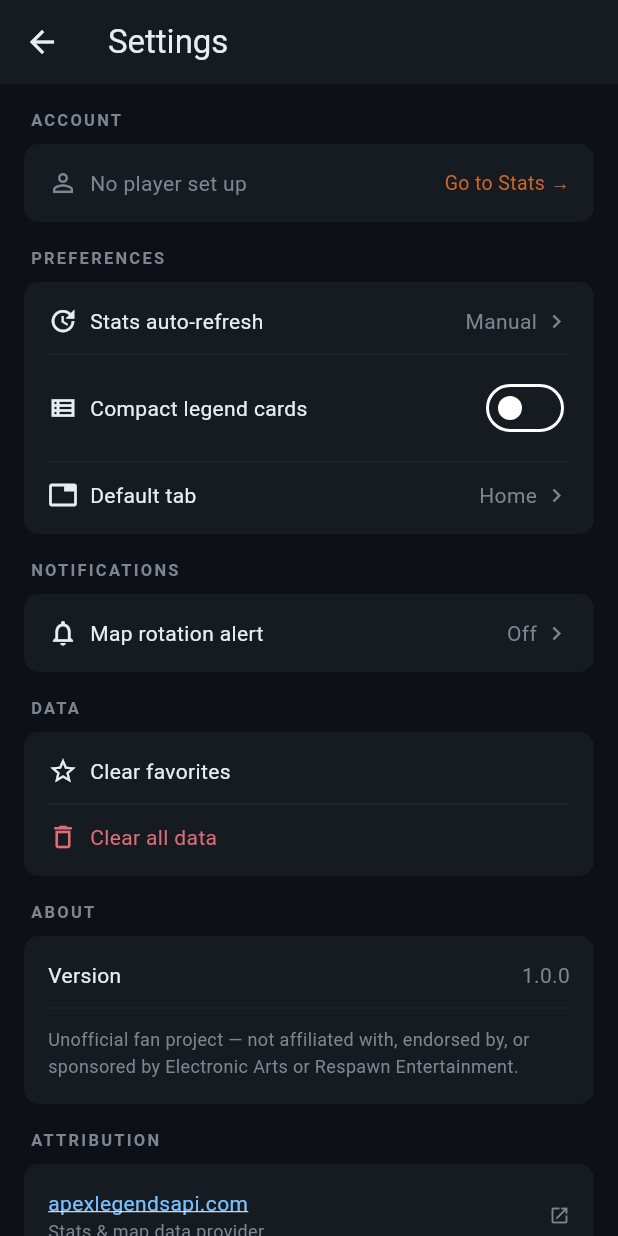
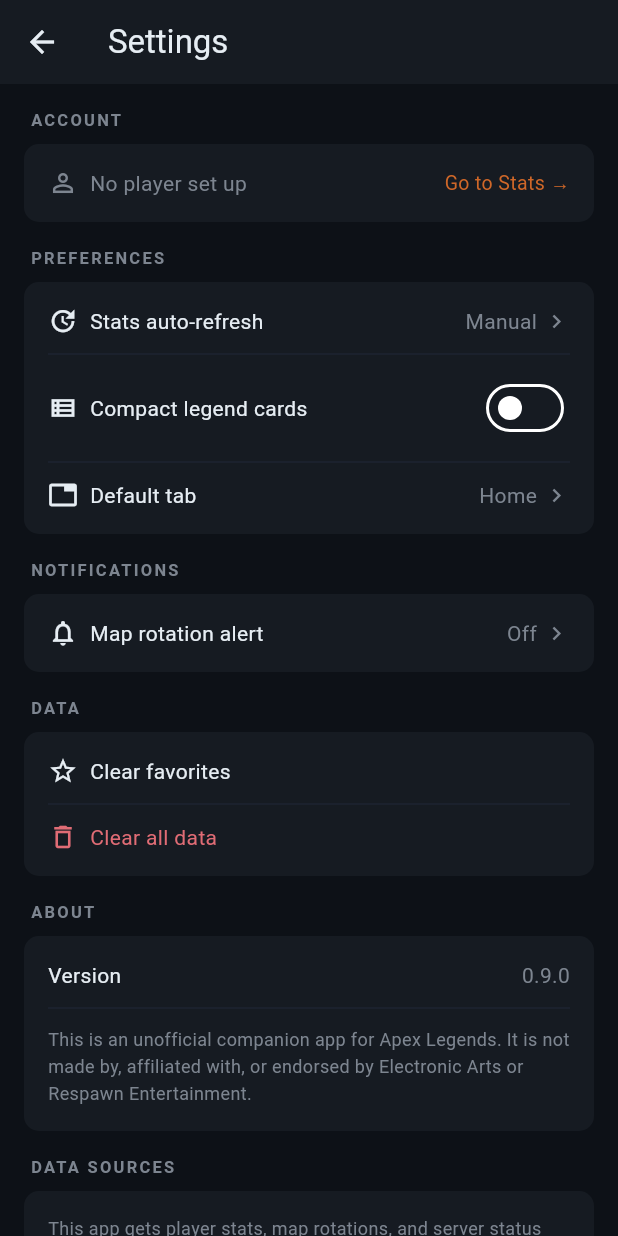
Before and after one commit to ajwadtahmid/ApexLegendsNexus, a Flutter app: the SettingsScreen screen opened directly, on a phone screen of 412 x 824 dp. Run offline on Flutter 3.47's test engine with Material 3 defaults, Android fonts, the phone set to English and light mode, and no system bars; our stand-ins replace cached_network_image, dio, fl_chart, flutter_dotenv, flutter_local_notifications, flutter_riverpod and 4 more; accounts and stored records are empty; network calls fail.

```diff
--- a/lib/screens/settings/settings_screen.dart
+++ b/lib/screens/settings/settings_screen.dart
@@ -2,6 +2,7 @@ import 'package:flutter/material.dart';
 import 'package:flutter/services.dart';
 import 'package:flutter_riverpod/flutter_riverpod.dart';
 import 'package:url_launcher/url_launcher.dart';
+import 'package:package_info_plus/package_info_plus.dart';
 import '../../constants/api_constants.dart';
 import '../../providers/settings_provider.dart';
 import '../../services/notification_service.dart';
@@ -331,10 +332,16 @@ class SettingsScreen extends ConsumerWidget {
             child: Column(
               crossAxisAlignment: CrossAxisAlignment.start,
               children: [
-                _InfoRow(label: 'Version', value: '1.0.0'),
+                FutureBuilder<PackageInfo>(
+                  future: PackageInfo.fromPlatform(),
+                  builder: (ctx, snap) {
+                    final version = snap.data?.version ?? '—';
+                    return _InfoRow(label: 'Version', value: version);
+                  },
+                ),
                 const Divider(color: AppTheme.surface2, height: 24),
                 const Text(
-                  'Unofficial fan project — not affiliated with, endorsed by, or sponsored by Electronic Arts or Respawn Entertainment.',
+                  'This is an unofficial companion app for Apex Legends. It is not made by, affiliated with, or endorsed by Electronic Arts or Respawn Entertainment.',
                   style: TextStyle(
                     color: AppTheme.muted,
                     fontSize: 12,
@@ -347,20 +354,31 @@ class SettingsScreen extends ConsumerWidget {
 
           const SizedBox(height: AppTheme.md),
 
-          // ── Attribution ──────────────────────────────────────────
-          _SectionLabel(label: 'ATTRIBUTION'),
+          // ── Data Sources ─────────────────────────────────────────
+          _SectionLabel(label: 'DATA SOURCES'),
           _SettingsCard(
             child: Column(
+              crossAxisAlignment: CrossAxisAlignment.start,
               children: [
+                const Padding(
+                  padding: EdgeInsets.only(bottom: AppTheme.sm),
+                  child: Text(
+                    'This app gets player stats, map rotations, and server status from:',
+                    style: TextStyle(color: AppTheme.muted, fontSize: 12),
+                  ),
+                ),
+                const SizedBox(height: AppTheme.sm),
                 _LinkRow(
                   label: 'apexlegendsapi.com',
-                  subtitle: 'Stats & map data provider',
+                  subtitle:
+                      'Player stats & legend data are provided by this API.',
                   url: 'https://apexlegendsapi.com',
                 ),
                 const Divider(color: AppTheme.surface2, height: 24),
                 _LinkRow(
                   label: 'apexlegendsstatus.com',
-                  subtitle: 'Server status data provider',
+                  subtitle:
+                      'Server status. You can check this website for more information.',
                   url: 'https://apexlegendsstatus.com',
                 ),
               ],
--- a/pubspec.yaml
+++ b/pubspec.yaml
@@ -45,6 +45,7 @@ dependencies:
   shimmer: ^3.0.0
   flutter_local_notifications: ^18.0.0
   timezone: ^0.9.4
+  package_info_plus: ^10.1.0
 
 dev_dependencies:
   flutter_test:
```
Also changed, not shown: pubspec.lock, 1 other file.
